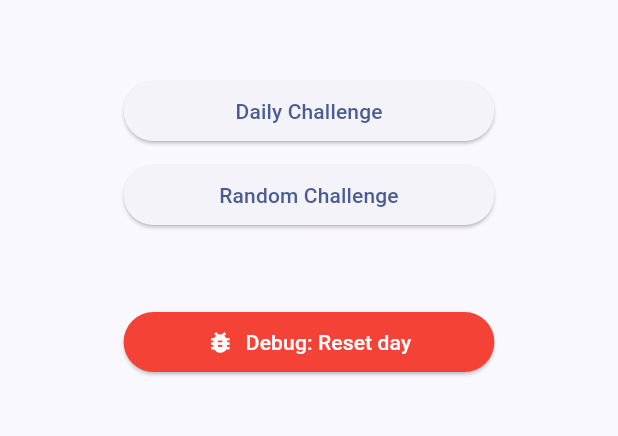
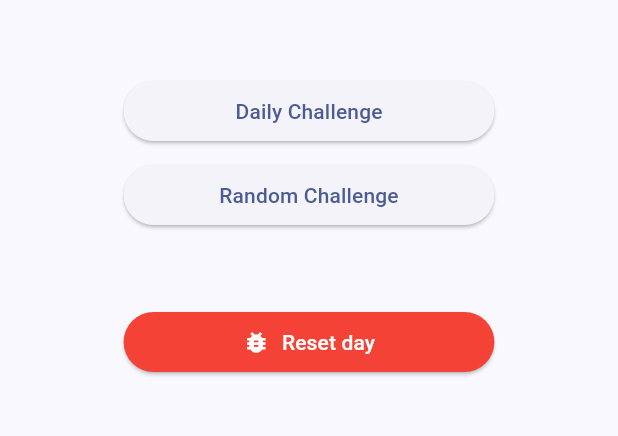
Before and after one commit to simonerlic/colour-guesser, a Flutter app: the screen it shows after launch, on a phone screen of 412 x 824 dp, the part 492-928 px from its top. Run offline on Flutter 3.47's test engine with Material 2 defaults, Android fonts, the phone set to English and light mode, and no system bars; our stand-ins replace share_plus, shared_preferences.

Commit message:
Minor update to debug button

```diff
--- a/lib/main.dart
+++ b/lib/main.dart
@@ -148,7 +148,7 @@ class StartPage extends StatelessWidget {
                         SizedBox(
                           width: 8,
                         ),
-                        Text('Debug: Reset day'),
+                        Text('Reset day'),
                       ],
                     ),
                   ),
```
